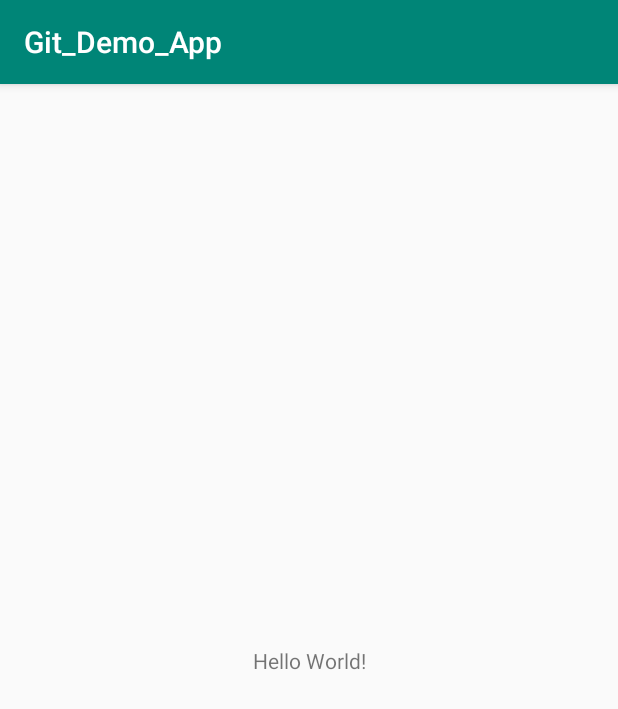
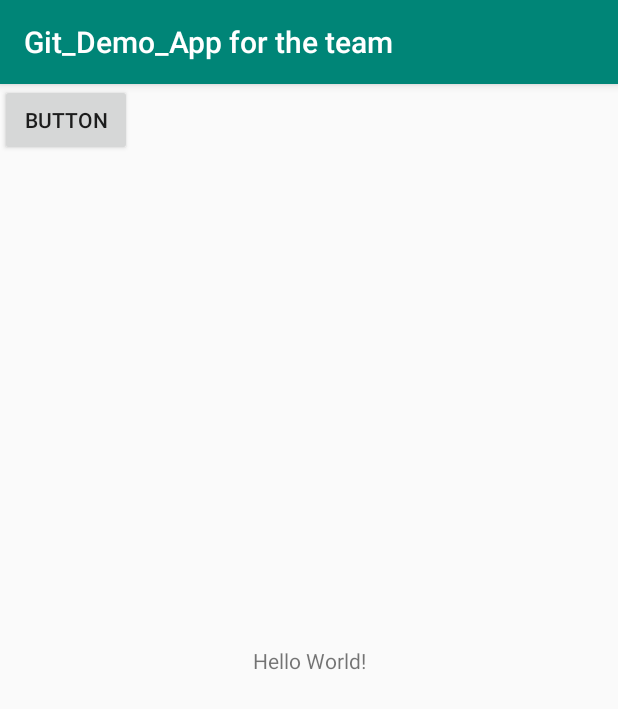
Before and after one commit to abhayanand11/Git_Demo_App, an Android app: the screen it shows after launch (MainActivity), on a phone screen of 412 x 824 dp. Shown: the top 709 px of the screen. Run offline under Robolectric (Android 15) with nearby library versions, the phone set to English and light mode, and no system bars.

Commit message:
[Abhay] Changed the name of the application and added a button

```diff
--- a/app/src/main/res/layout/activity_main.xml
+++ b/app/src/main/res/layout/activity_main.xml
@@ -15,4 +15,12 @@
         app:layout_constraintRight_toRightOf="parent"
         app:layout_constraintTop_toTopOf="parent" />
 
+    <Button
+        android:id="@+id/button"
+        android:layout_width="wrap_content"
+        android:layout_height="wrap_content"
+        android:text="Button"
+        tools:layout_editor_absoluteX="147dp"
+        tools:layout_editor_absoluteY="126dp" />
+
 </android.support.constraint.ConstraintLayout>
--- a/app/src/main/res/values/strings.xml
+++ b/app/src/main/res/values/strings.xml
@@ -1,3 +1,3 @@
 <resources>
-    <string name="app_name">Git_Demo_App</string>
+    <string name="app_name">Git_Demo_App for the team</string>
 </resources>
```
